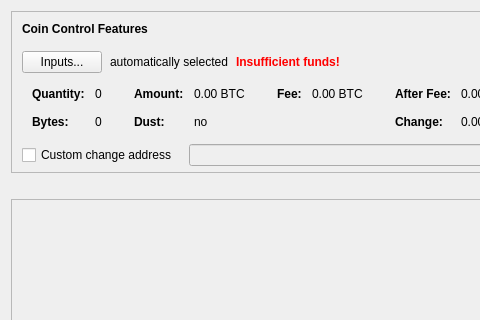
Above: src/qt/forms/sendcoinsdialog.ui from equalishcoin/equalishcoind before the change; both pictures show x 0 to 480 and y 0 to 320 of the 850 by 566 pixel window. Below: the same form after it.
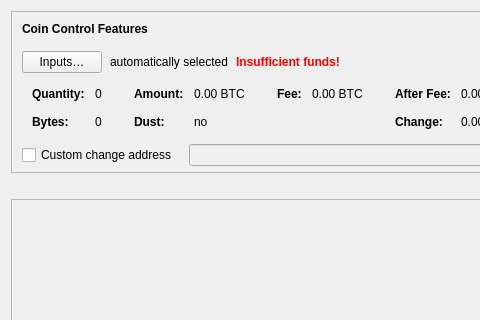
That is the form after the change. Icons and pictures are not drawn. Custom widgets are drawn as their Qt base class.

```diff
--- a/src/qt/forms/sendcoinsdialog.ui
+++ b/src/qt/forms/sendcoinsdialog.ui
@@ -107,7 +107,7 @@
              <string notr="true"/>
             </property>
             <property name="text">
-             <string>Inputs...</string>
+             <string>Inputs…</string>
             </property>
             <property name="autoDefault">
              <bool>false</bool>
```
